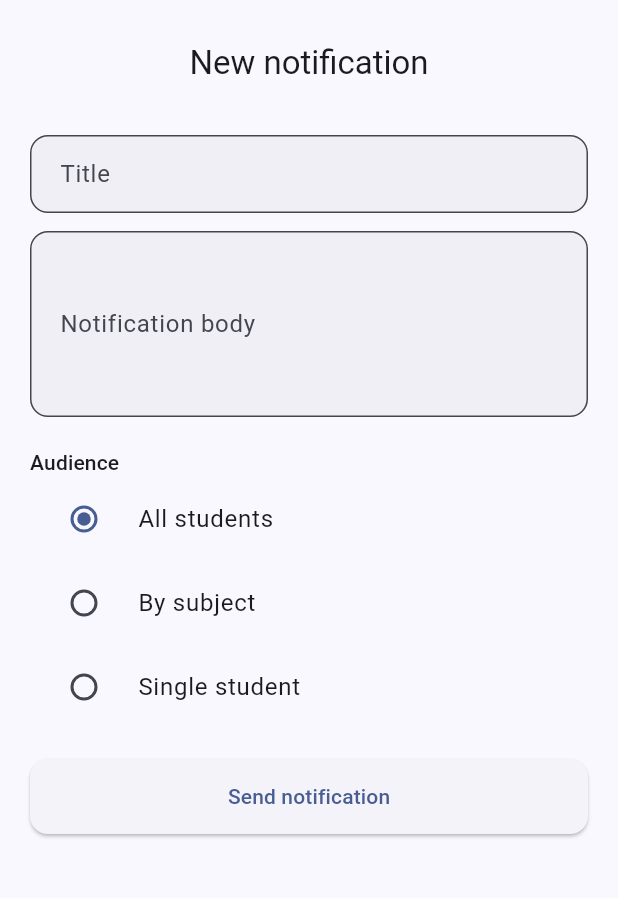
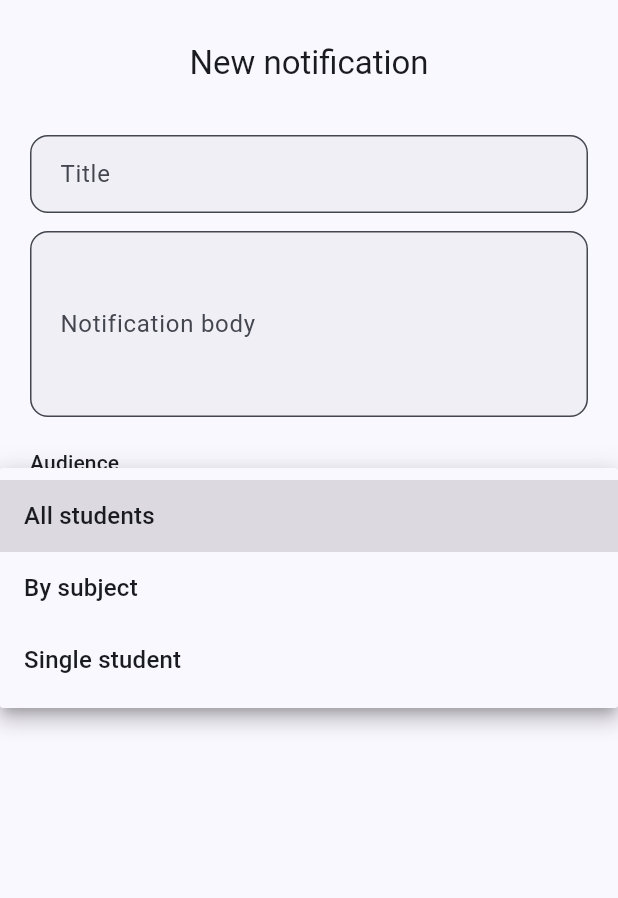
Before and after one commit to MohammedAlYounis/edu-platform, a Flutter app: the AdminNotificationsScreen screen opened by its route, after a tap on "All students", on a phone screen of 412 x 824 dp, the part 63-961 px from its top. Run offline on Flutter 3.47's test engine with Material 3 defaults, Android fonts, the phone set to English and light mode, and no system bars; drawn by our look-alikes of reactive_forms; our stand-ins replace file_picker, firebase_core, firebase_messaging, flutter_dotenv, flutter_local_notifications, flutter_riverpod and 5 more; missing offline and left inert: pdfx; accounts and stored records are empty; generated files the repository leaves out were written again; network calls fail; statements that could not run were skipped.

Commit message:
Complete admin content management
Add PDF preview and safe soft-delete actions for admin content, complete localization coverage, remove hard-coded PDF/auth messages, and modernize notification target controls. Remove obsolete Vercel and archive files and update the project README.\n\nCo-authored-by: Copilot <223556219+Copilot@users.noreply.github.com>

```diff
--- a/lib/features/admin/presentation/screens/admin_notifications_screen.dart
+++ b/lib/features/admin/presentation/screens/admin_notifications_screen.dart
@@ -68,21 +68,20 @@ class _AdminNotificationsScreenState
             targetType: targetType,
             targetId: targetId,
           );
-      final successMessage = switch (target) {
-        _NotificationTarget.all => context.t('notification_sent_all'),
-        _NotificationTarget.subject => context.t('notification_sent_subject'),
-        _NotificationTarget.student => context.t('notification_sent_student'),
-      };
+      if (!mounted) return;
       form.reset();
       setState(() {
         _target = _NotificationTarget.all;
         _selectedSubjectId = null;
         _selectedStudentId = null;
       });
-      if (mounted) {
-        ScaffoldMessenger.of(context)
-            .showSnackBar(SnackBar(content: Text(successMessage)));
-      }
+      final successMessage = switch (target) {
+        _NotificationTarget.all => context.t('notification_sent_all'),
+        _NotificationTarget.subject => context.t('notification_sent_subject'),
+        _NotificationTarget.student => context.t('notification_sent_student'),
+      };
+      ScaffoldMessenger.of(context)
+          .showSnackBar(SnackBar(content: Text(successMessage)));
     } catch (_) {
       if (mounted) {
         ScaffoldMessenger.of(context).showSnackBar(
@@ -121,17 +120,33 @@ class _AdminNotificationsScreenState
               const SizedBox(height: 20),
               Text(context.t('notification_target_label'),
                   style: Theme.of(context).textTheme.titleSmall),
-              RadioListTile<_NotificationTarget>(
-                title: Text(context.t('notification_target_all')),
-                value: _NotificationTarget.all,
-                groupValue: _target,
-                onChanged: (v) => setState(() => _target = v!),
-              ),
-              RadioListTile<_NotificationTarget>(
-                title: Text(context.t('notification_target_subject')),
-                value: _NotificationTarget.subject,
-                groupValue: _target,
-                onChanged: (v) => setState(() => _target = v!),
+              DropdownButtonFormField<_NotificationTarget>(
+                initialValue: _target,
+                decoration: InputDecoration(
+                  labelText: context.t('notification_target_label'),
+                ),
+                items: [
+                  DropdownMenuItem(
+                    value: _NotificationTarget.all,
+                    child: Text(context.t('notification_target_all')),
+                  ),
+                  DropdownMenuItem(
+                    value: _NotificationTarget.subject,
+                    child: Text(context.t('notification_target_subject')),
+                  ),
+                  DropdownMenuItem(
+                    value: _NotificationTarget.student,
+                    child: Text(context.t('notification_target_student')),
+                  ),
+                ],
+                onChanged: (value) {
+                  if (value == null) return;
+                  setState(() {
+                    _target = value;
+                    _selectedSubjectId = null;
+                    _selectedStudentId = null;
+                  });
+                },
               ),
               if (_target == _NotificationTarget.subject)
                 subjectsAsync.when(
@@ -148,12 +163,6 @@ class _AdminNotificationsScreenState
                     onChanged: (id) => setState(() => _selectedSubjectId = id),
                   ),
                 ),
-              RadioListTile<_NotificationTarget>(
-                title: Text(context.t('notification_target_student')),
-                value: _NotificationTarget.student,
-                groupValue: _target,
-                onChanged: (v) => setState(() => _target = v!),
-              ),
               if (_target == _NotificationTarget.student)
                 studentsAsync.when(
                   loading: () => const LinearProgressIndicator(),
--- a/lib/features/submissions/data/repositories/submissions_repository.dart
+++ b/lib/features/submissions/data/repositories/submissions_repository.dart
@@ -65,7 +65,7 @@ class SubmissionsRepository {
   }) async {
     final userId = _client.auth.currentUser?.id;
     if (userId == null) {
-      throw const AuthFailure('يجب تسجيل الدخول أولًا.');
+      throw const AuthFailure('sign_in_required');
     }
 
     final storagePath = 'submissions/$userId/$contentId/${createStorageFileName(fileName)}';
```
Also changed, not shown: assets/lang/ar.json (+10 -0 lines), assets/lang/en.json (+8 -0 lines), lib/features/admin/data/admin_repository.dart (+82 -26 lines), lib/features/admin/presentation/screens/content_management_screen.dart (+59 -0 lines), lib/shared/widgets/pdf_viewer_widget.dart (+6 -2 lines), vercel.json (deleted), 2 other files.
